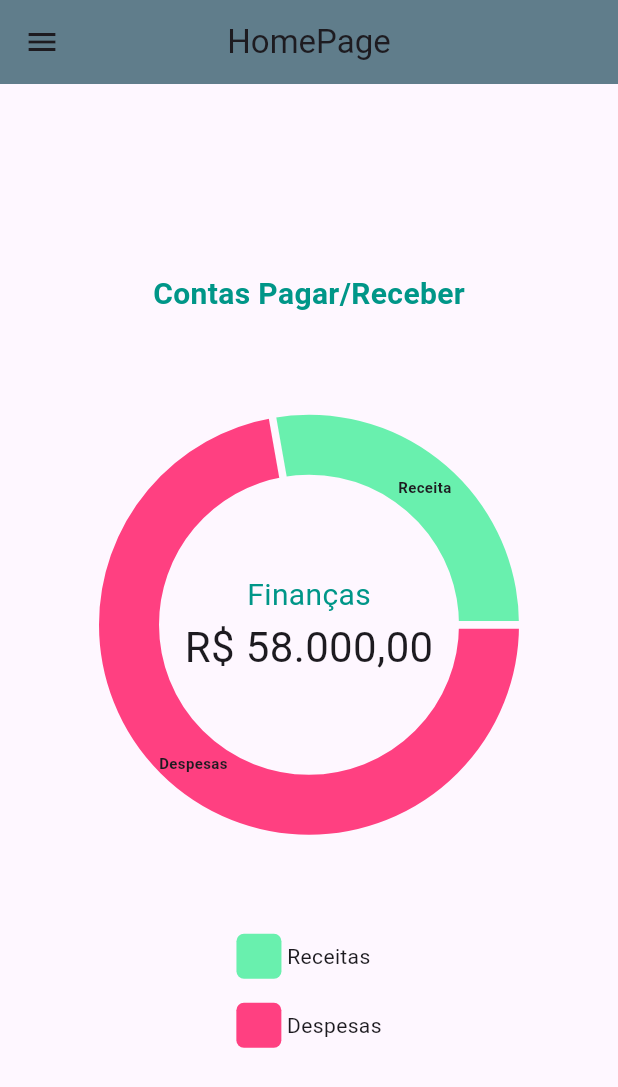
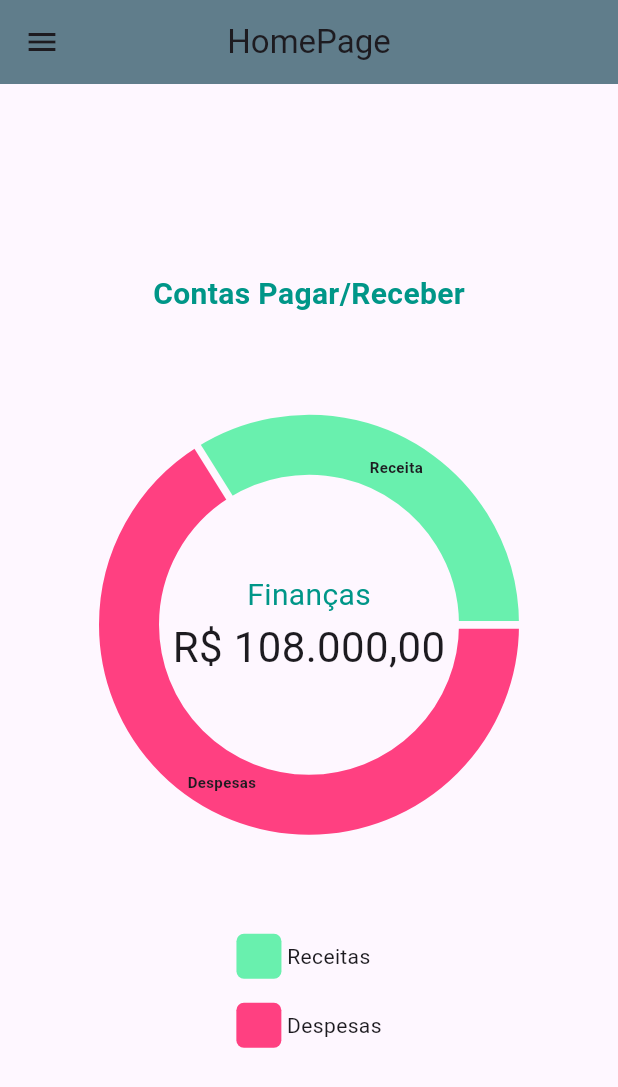
Before and after one commit to rafaelcostadesenv/financas_pessoais_flutter, a Flutter app: the screen it shows after launch, on a phone screen of 412 x 824 dp. Shown: the top 1087 px of the screen. Run offline on Flutter 3.47's test engine with Material 2 defaults, Android fonts, the phone set to English and light mode, and no system bars; drawn by our look-alikes of fl_chart; our stand-ins replace brasil_fields; missing offline and left inert: dart:ffi, validatorless.

Commit message:
Aula 07-11-2023 - 2

```diff
--- a/lib/modules/conta/models/conta_model.dart
+++ b/lib/modules/conta/models/conta_model.dart
@@ -44,6 +44,9 @@ class Conta extends AbstractEntity {
       valor: map['valor'] as double,
       destinoOrigem: map['destinoOrigem'] as String,
       status: map['status'] as bool,
-    )..id = map['id'] as int;
+    )
+      ..id = map['id'] as int
+      ..createdAt = map['createdAt'] as String
+      ..updatedAt = map['updatedAt'] as String;
   }
 }
--- a/lib/modules/conta/pages/conta_list_page.dart
+++ b/lib/modules/conta/pages/conta_list_page.dart
@@ -34,7 +34,9 @@ class ContaListPage extends StatelessWidget {
                     padding: const EdgeInsets.all(8),
                     margin: const EdgeInsets.all(8),
                     decoration: BoxDecoration(
-                        color: Colors.grey[200],
+                        color: data[index].tipo == true
+                            ? Color.fromARGB(128, 255, 64, 128)
+                            : Color.fromARGB(128, 105, 240, 175),
                         borderRadius: BorderRadius.circular(20),
                         boxShadow: const [
                           BoxShadow(
--- a/lib/modules/home/pages/home_page.dart
+++ b/lib/modules/home/pages/home_page.dart
@@ -48,7 +48,7 @@ class HomePage extends StatelessWidget {
                       ),
                       PieChartSectionData(
                         color: Colors.greenAccent,
-                        value: 30.000,
+                        value: 40.000,
                         showTitle: true,
                         title: 'Receita',
                         titleStyle: const TextStyle(
@@ -72,7 +72,7 @@ class HomePage extends StatelessWidget {
                     ),
                   ),
                   Text(
-                    'R\$ 58.000,00',
+                    'R\$ 108.000,00',
                     style: TextStyle(
                       fontSize: 28,
                     ),
```
